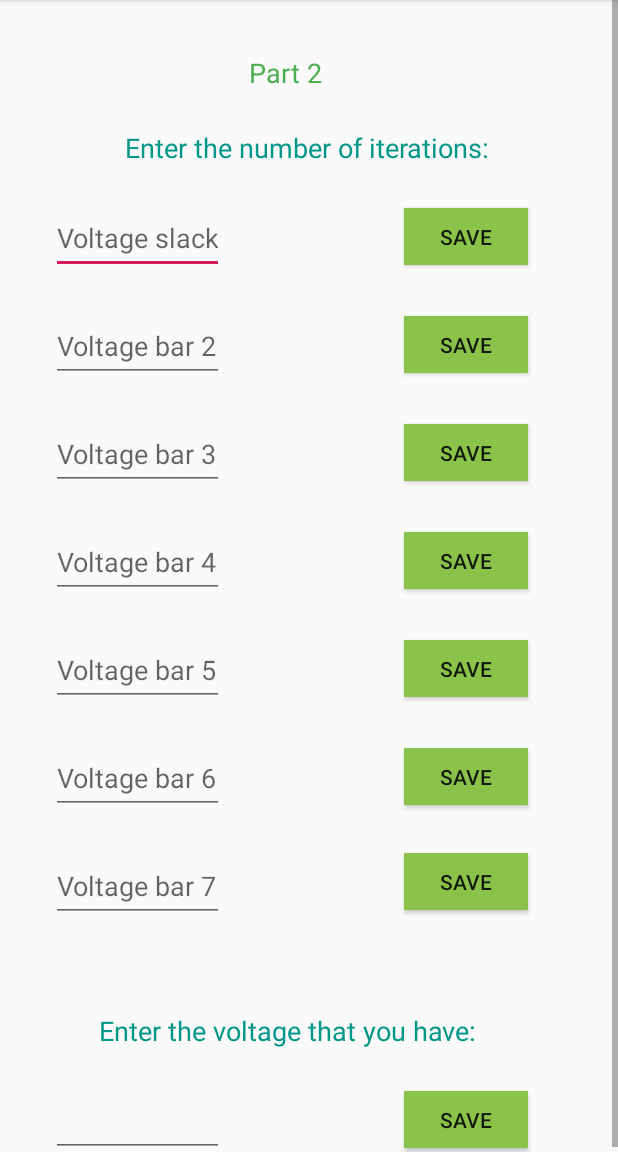
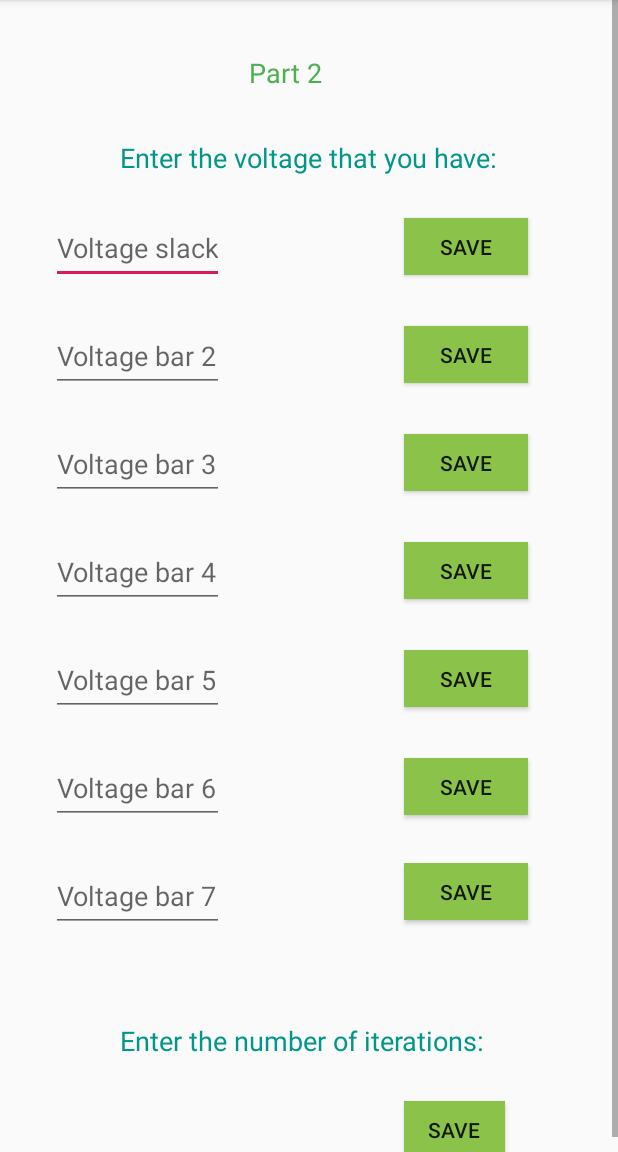
Before and after one commit to ddonato1/PowerFlowAppP1, an Android app: the Main6Activity screen opened directly, with no data from a screen before it, on a phone screen of 412 x 824 dp, the part 84-1236 px from its top. Run offline under Robolectric (Android 15) with nearby library versions, the phone set to English and light mode, and no system bars.

Commit message:
changes 7th

```diff
--- a/app/src/main/res/layout/activity_main6.xml
+++ b/app/src/main/res/layout/activity_main6.xml
@@ -41,16 +41,16 @@
             android:id="@+id/textView7"
             android:layout_width="257dp"
             android:layout_height="wrap_content"
-            android:layout_below="@+id/textView6"
+            android:layout_below="@+id/voltage7"
             android:layout_alignParentStart="true"
             android:layout_alignParentLeft="true"
             android:layout_alignParentEnd="true"
             android:layout_alignParentRight="true"
-            android:layout_marginStart="83dp"
-            android:layout_marginLeft="83dp"
-            android:layout_marginTop="25dp"
-            android:layout_marginEnd="70dp"
-            android:layout_marginRight="70dp"
+            android:layout_marginStart="80dp"
+            android:layout_marginLeft="80dp"
+            android:layout_marginTop="60dp"
+            android:layout_marginEnd="73dp"
+            android:layout_marginRight="73dp"
             android:text="Enter the number of iterations:"
             android:textColor="#009688"
             android:textSize="18sp" />
@@ -59,16 +59,16 @@
             android:id="@+id/textView11"
             android:layout_width="265dp"
             android:layout_height="wrap_content"
-            android:layout_below="@+id/voltage7"
+            android:layout_below="@+id/textView6"
             android:layout_alignParentStart="true"
             android:layout_alignParentLeft="true"
             android:layout_alignParentEnd="true"
             android:layout_alignParentRight="true"
-            android:layout_marginStart="66dp"
-            android:layout_marginLeft="66dp"
-            android:layout_marginTop="60dp"
-            android:layout_marginEnd="78dp"
-            android:layout_marginRight="78dp"
+            android:layout_marginStart="80dp"
+            android:layout_marginLeft="80dp"
+            android:layout_marginTop="32dp"
+            android:layout_marginEnd="64dp"
+            android:layout_marginRight="64dp"
             android:text="Enter the voltage that you have:"
             android:textColor="#009688"
             android:textSize="18sp" />
@@ -77,7 +77,7 @@
             android:id="@+id/SaveButton1"
             android:layout_width="81dp"
             android:layout_height="38dp"
-            android:layout_below="@+id/textView7"
+            android:layout_below="@+id/textView11"
             android:layout_alignParentEnd="true"
             android:layout_alignParentRight="true"
             android:layout_marginStart="120dp"
@@ -197,14 +197,14 @@
             android:id="@+id/SaveButton8"
             android:layout_width="81dp"
             android:layout_height="38dp"
-            android:layout_below="@+id/textView11"
+            android:layout_below="@+id/textView7"
             android:layout_alignParentEnd="true"
             android:layout_alignParentRight="true"
             android:layout_marginStart="120dp"
             android:layout_marginLeft="106dp"
             android:layout_marginTop="28dp"
-            android:layout_marginEnd="60dp"
-            android:layout_marginRight="53dp"
+            android:layout_marginEnd="75dp"
+            android:layout_marginRight="75dp"
             android:layout_toEndOf="@+id/iternumber"
             android:layout_toRightOf="@+id/iternumber"
             android:background="#8BC34A"
@@ -214,11 +214,11 @@
             android:id="@+id/voltS1"
             android:layout_width="115dp"
             android:layout_height="48dp"
-            android:layout_below="@+id/textView7"
+            android:layout_below="@+id/textView11"
             android:layout_alignParentStart="true"
             android:layout_alignParentLeft="true"
             android:layout_marginStart="34dp"
-            android:layout_marginLeft="48dp"
+            android:layout_marginLeft="34dp"
             android:layout_marginTop="24dp"
             android:ems="10"
             android:hint="Voltage slack"
@@ -312,7 +312,7 @@
             android:id="@+id/iternumber"
             android:layout_width="115dp"
             android:layout_height="48dp"
-            android:layout_below="@+id/textView11"
+            android:layout_below="@+id/textView7"
             android:layout_alignParentStart="true"
             android:layout_alignParentLeft="true"
             android:layout_marginStart="34dp"
```
